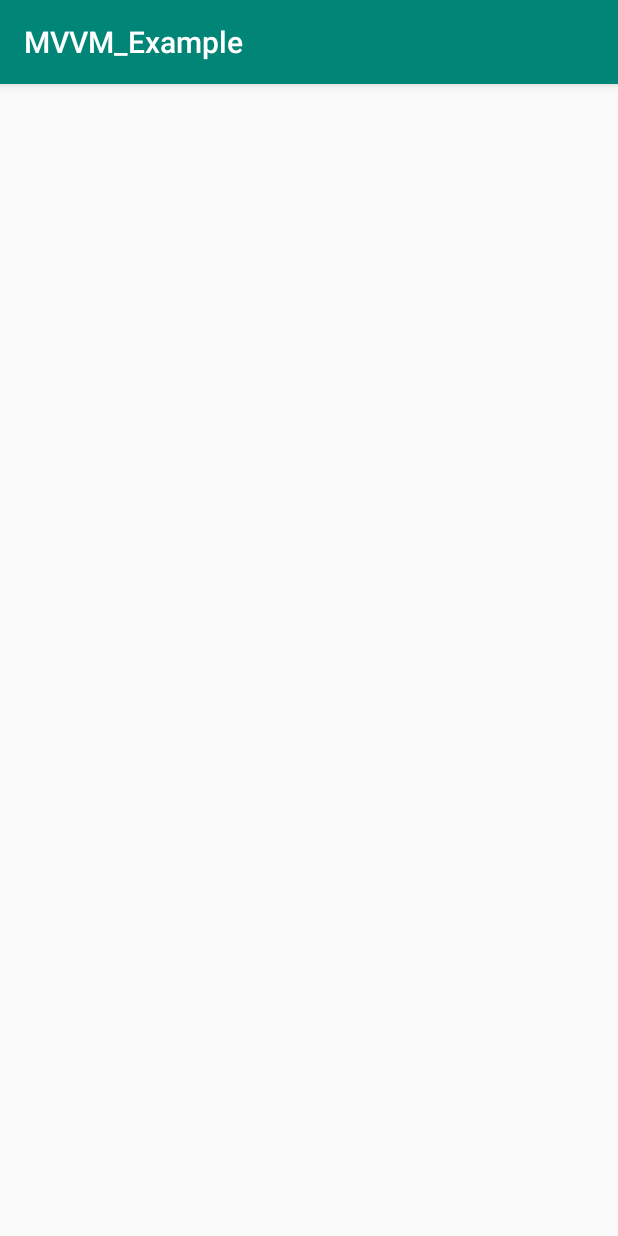
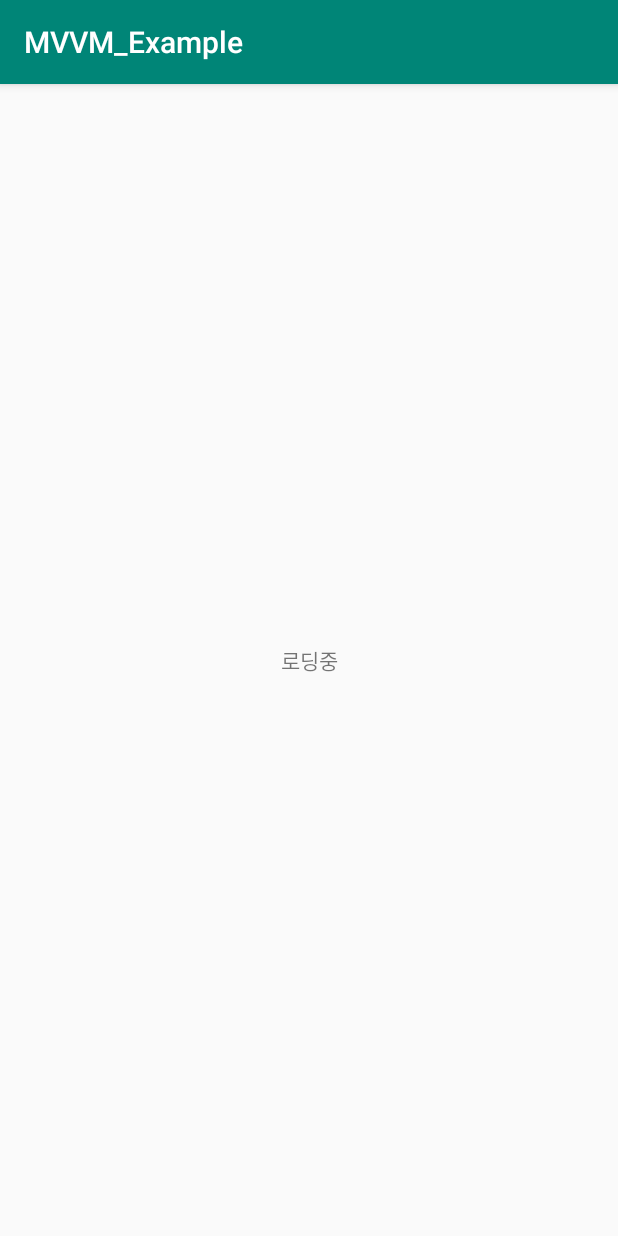
Before and after one commit to hanmolee/MVVM_Example, an Android app: the first screen one second after launch (MarkerActivity before the commit, LoadingActivity after it), on a phone screen of 412 x 824 dp. Run offline under Robolectric (Android 15) with nearby library versions, the phone set to English and light mode, and no system bars.

Commit message:
Permission ViewModel

```diff
--- a/app/src/main/AndroidManifest.xml
+++ b/app/src/main/AndroidManifest.xml
@@ -3,6 +3,7 @@
     package="com.hanmo.mvvm_example">
 
     <uses-permission android:name="android.permission.ACCESS_FINE_LOCATION" />
+    <uses-permission android:name="android.permission.ACCESS_NETWORK_STATE" />
     <uses-permission android:name="android.permission.INTERNET" />
 
     <application
@@ -12,13 +13,15 @@
         android:roundIcon="@mipmap/ic_launcher_round"
         android:supportsRtl="true"
         android:theme="@style/AppTheme">
-        <activity android:name=".ui.MarkerActivity">
+        <activity android:name=".ui.splash.LoadingActivity"
+            android:screenOrientation="portrait">
             <intent-filter>
                 <action android:name="android.intent.action.MAIN" />
 
                 <category android:name="android.intent.category.LAUNCHER" />
             </intent-filter>
         </activity>
+        <activity android:name=".ui.MarkerActivity"/>
     </application>
 
 </manifest>
--- /dev/null
+++ b/app/src/main/java/com/hanmo/mvvm_example/RequestCodes.kt
@@ -0,0 +1,3 @@
+package com.hanmo.mvvm_example
+
+const val REQ_ACCESS_COARSE_LOCATION = 101
--- /dev/null
+++ b/app/src/main/java/com/hanmo/mvvm_example/permission/PermissionViewModel.kt
@@ -0,0 +1,15 @@
+package com.hanmo.mvvm_example.permission
+
+import android.Manifest
+import android.app.Application
+import android.arch.lifecycle.AndroidViewModel
+import android.content.pm.PackageManager
+import android.support.v4.content.ContextCompat
+
+class PermissionViewModel(application: Application): AndroidViewModel(application) {
+
+    var permissionToLocation = checkAccessLocationPermission(context = application)
+
+    private fun checkAccessLocationPermission(context: Application) = ContextCompat.checkSelfPermission(context, Manifest.permission.ACCESS_FINE_LOCATION) == PackageManager.PERMISSION_GRANTED
+
+}
--- /dev/null
+++ b/app/src/main/java/com/hanmo/mvvm_example/ui/splash/LoadingActivity.kt
@@ -0,0 +1,66 @@
+package com.hanmo.mvvm_example.ui.splash
+
+import android.Manifest
+import android.arch.lifecycle.ViewModelProviders
+import android.content.Intent
+import android.content.pm.PackageManager
+import android.os.Bundle
+import android.os.Handler
+import android.support.v4.app.ActivityCompat
+import android.support.v7.app.AppCompatActivity
+import android.util.Log
+import com.hanmo.mvvm_example.R
+import com.hanmo.mvvm_example.REQ_ACCESS_COARSE_LOCATION
+import com.hanmo.mvvm_example.permission.PermissionViewModel
+import com.hanmo.mvvm_example.ui.MarkerActivity
+import com.hanmo.mvvm_example.util.NetworkUtil
+
+class LoadingActivity : AppCompatActivity() {
+
+    private val permissions : Array<String> by lazy { arrayOf(Manifest.permission.ACCESS_FINE_LOCATION) }
+    private val permissionViewModel : PermissionViewModel by lazy { ViewModelProviders.of(this).get(PermissionViewModel::class.java) }
+
+    override fun onCreate(savedInstanceState: Bundle?) {
+        super.onCreate(savedInstanceState)
+        setContentView(R.layout.activity_loading)
+
+        if (!permissionViewModel.permissionToLocation) {
+            ActivityCompat.requestPermissions(this, permissions, REQ_ACCESS_COARSE_LOCATION)
+        } else {
+            Handler().postDelayed({
+                startActivity(Intent(this, MarkerActivity::class.java))
+                finish()
+            }, 1000)
+        }
+
+
+        //네트워크 관련 된 사항 보여주기 위해
+        if (NetworkUtil.isNetworkAvailable(this)) {
+
+        } else {
+
+        }
+
+
+    }
+
+    override fun onRequestPermissionsResult(requestCode: Int, permissions: Array<out String>, grantResults: IntArray) {
+        when(requestCode) {
+            REQ_ACCESS_COARSE_LOCATION -> {
+                permissionViewModel.permissionToLocation = grantResults[0] == PackageManager.PERMISSION_GRANTED
+            }
+            else -> {
+                super.onRequestPermissionsResult(requestCode, permissions, grantResults)
+            }
+        }
+
+        startActivity(Intent(this, MarkerActivity::class.java))
+        finish()
+    }
+
+
+
+    override fun onBackPressed() {}
+
+
+}
--- /dev/null
+++ b/app/src/main/java/com/hanmo/mvvm_example/util/NetworkUtil.kt
@@ -0,0 +1,16 @@
+package com.hanmo.mvvm_example.util
+
+import android.content.Context
+import android.net.ConnectivityManager
+import android.net.NetworkInfo
+
+object NetworkUtil {
+
+    fun isNetworkAvailable(context : Context?): Boolean {
+        val connectivityManager = context?.getSystemService(Context.CONNECTIVITY_SERVICE)
+        return if (connectivityManager is ConnectivityManager) {
+            val networkInfo: NetworkInfo? = connectivityManager.activeNetworkInfo
+            networkInfo?.isConnected ?: false
+        } else false
+    }
+}
--- /dev/null
+++ b/app/src/main/res/layout/activity_loading.xml
@@ -0,0 +1,17 @@
+<?xml version="1.0" encoding="utf-8"?>
+<android.support.constraint.ConstraintLayout
+    xmlns:android="http://schemas.android.com/apk/res/android"
+    xmlns:app="http://schemas.android.com/apk/res-auto"
+    android:layout_width="match_parent"
+    android:layout_height="match_parent">
+
+    <TextView
+        android:text="로딩중"
+        android:layout_width="wrap_content"
+        android:layout_height="wrap_content"
+        app:layout_constraintBottom_toBottomOf="parent"
+        app:layout_constraintTop_toTopOf="parent"
+        app:layout_constraintStart_toStartOf="parent"
+        app:layout_constraintEnd_toEndOf="parent" />
+
+</android.support.constraint.ConstraintLayout>
--- a/app/src/main/res/layout/activity_main.xml
+++ b/app/src/main/res/layout/activity_marker.xml
@@ -4,9 +4,10 @@
     xmlns:tools="http://schemas.android.com/tools"
     android:layout_width="match_parent"
     android:layout_height="match_parent"
-    tools:context=".MainActivity">
+    tools:context=".ui.MarkerActivity">
 
     <TextView
+        android:id="@+id/markerText"
         android:layout_width="wrap_content"
         android:layout_height="wrap_content"
         android:text="Hello World!"
```
Also changed, not shown: app/build.gradle (+31 -1 lines), app/src/main/java/com/hanmo/mvvm_example/base/BaseViewModel.kt (+13 -0 lines), app/src/main/java/com/hanmo/mvvm_example/ui/MarkerActivity.kt (+21 -0 lines), app/src/main/java/com/hanmo/mvvm_example/ui/MarkerViewModel.kt (+0 -8 lines), app/src/main/java/com/hanmo/mvvm_example/util/LocationLiveData.kt (added, +42 -0 lines), app/src/main/java/com/hanmo/mvvm_example/util/SingleLiveEvent.kt (added, +45 -0 lines), build.gradle (+11 -1 lines).
